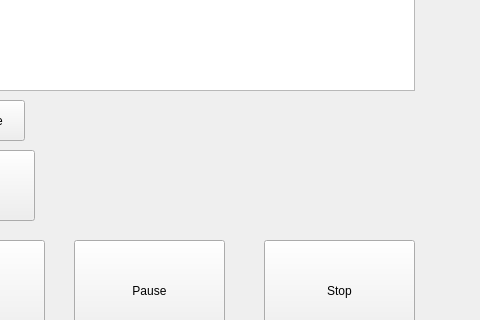
This is Mtprak/mainwindow.ui in Githu228i/MTpraks as Qt 5 draws it before an edit; both pictures show x 356 to 836 and y 460 to 780 of the 836 by 861 pixel window. The edited form follows.
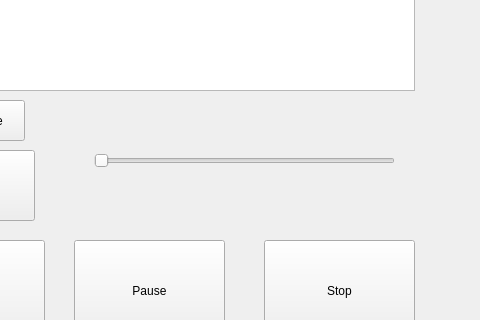
This is the edited form. Icons and pictures are not drawn.

Commit message: Bugs and UI fixe + speed sliders

Patch:
```diff
--- a/Mtprak/mainwindow.ui
+++ b/Mtprak/mainwindow.ui
@@ -205,6 +205,24 @@
      <string>Текущее слово:</string>
     </property>
    </widget>
+   <widget class="QSlider" name="speedSlider">
+    <property name="geometry">
+     <rect>
+      <x>450</x>
+      <y>590</y>
+      <width>301</width>
+      <height>61</height>
+     </rect>
+    </property>
+    <property name="font">
+     <font>
+      <pointsize>777</pointsize>
+     </font>
+    </property>
+    <property name="orientation">
+     <enum>Qt::Horizontal</enum>
+    </property>
+   </widget>
   </widget>
   <widget class="QMenuBar" name="menubar">
    <property name="geometry">
```
Left out of the diff: 8 changed lines with no effect on the pictures. The commit also changes 24 other files.
